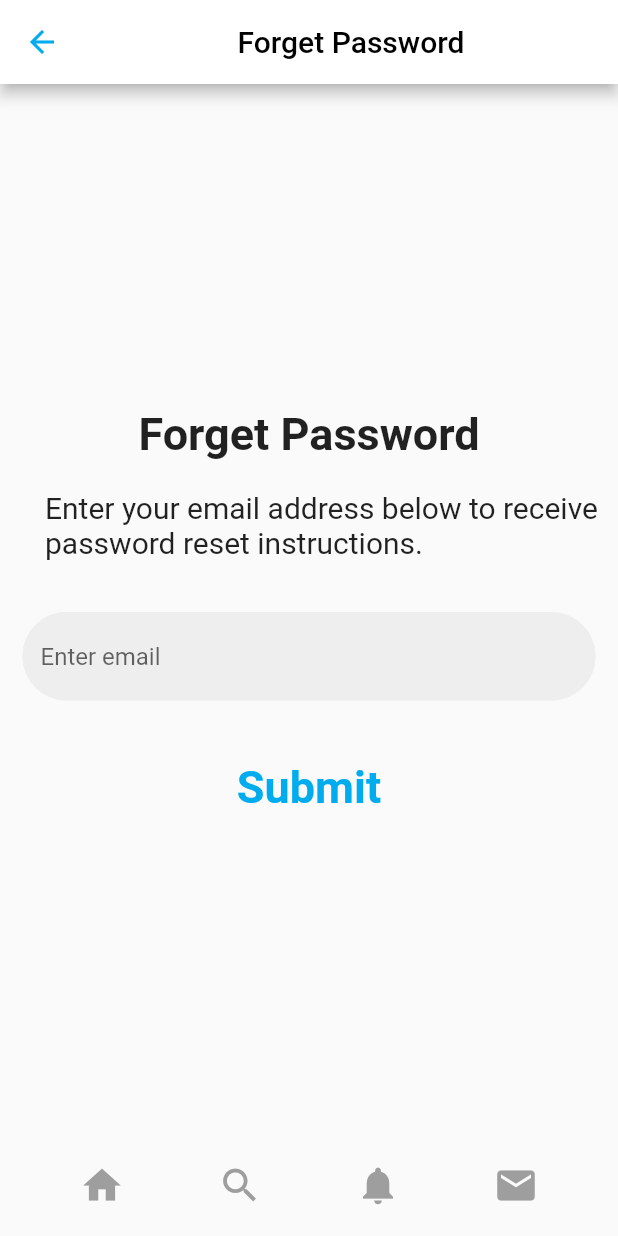
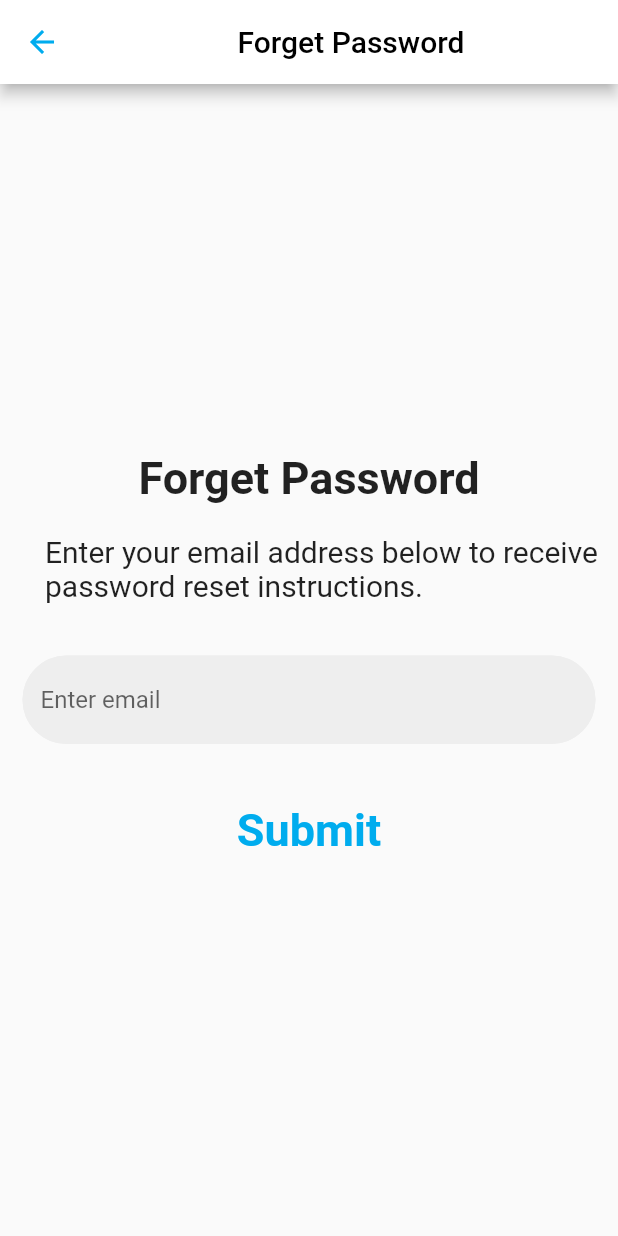
Before and after one commit to YoussefJell/holbertonschool-twitter_clone, a Flutter app: the ForgetPassword screen opened directly, on a phone screen of 412 x 824 dp. Run offline on Flutter 3.47's test engine with Material 2 defaults, Android fonts, the phone set to English and light mode, and no system bars; network calls fail; Roboto replaces fonts that are missing (Raleway).

Commit message:
Small fix

```diff
--- a/twitter/lib/screens/forgot_password_screen.dart
+++ b/twitter/lib/screens/forgot_password_screen.dart
@@ -74,7 +74,6 @@ class _ForgetPasswordState extends State<ForgetPassword> {
           ),
         ),
       ),
-      bottomNavigationBar: const BarMenu(),
     );
   }
 }
```
